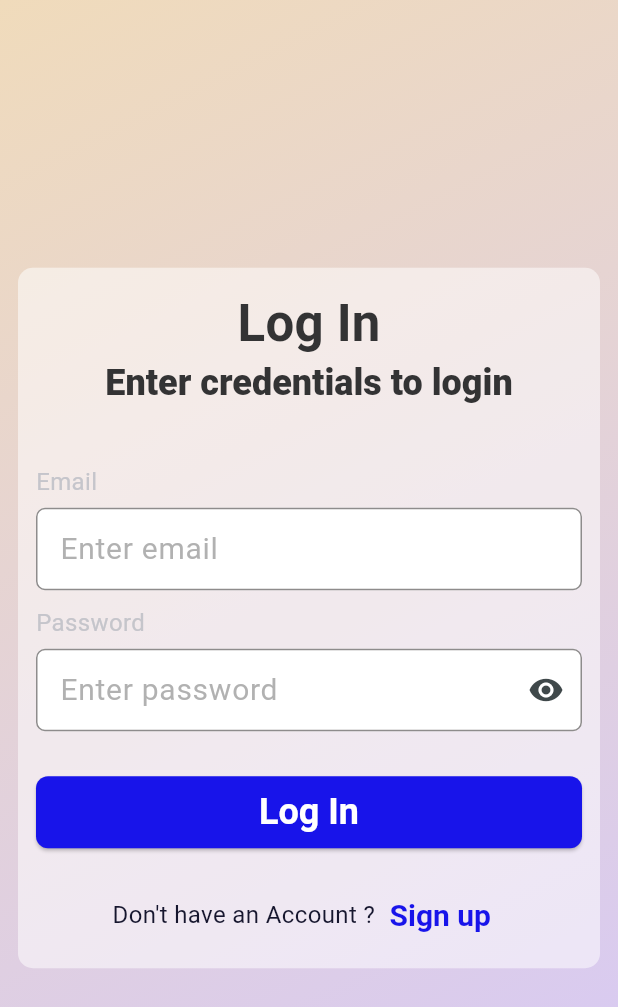
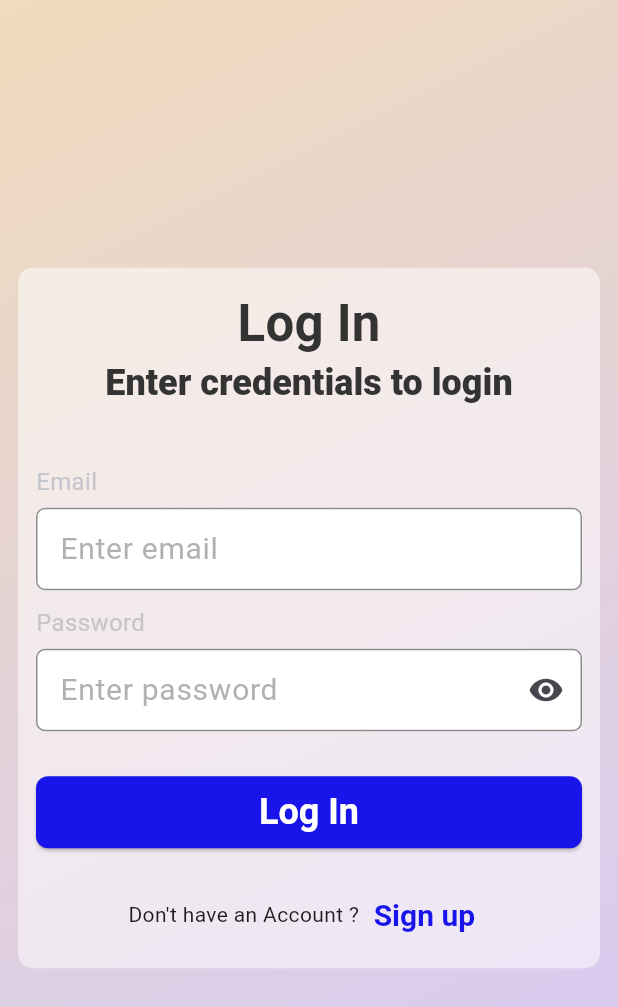
Before and after one commit to sachinram05/blog, a Flutter app: the screen it shows after launch, on a phone screen of 412 x 824 dp. Shown: the top 1007 px of the screen. Run offline on Flutter 3.47's test engine with Material 3 defaults, Android fonts, the phone set to English and light mode, and no system bars; our stand-ins replace flutter_riverpod, google_fonts, shared_preferences.

```diff
--- a/lib/custom_theme/custom_theme.dart
+++ b/lib/custom_theme/custom_theme.dart
@@ -1,17 +1,17 @@
 import 'package:google_fonts/google_fonts.dart';
 import 'package:flutter/material.dart';
 
-final colorScheme = ColorScheme.fromSeed(
-  onPrimary: const Color.fromARGB(255, 22, 22, 46),
-  onPrimaryContainer: const Color.fromARGB(255, 247, 247, 247),
-  brightness: Brightness.light,
-  seedColor: const Color.fromARGB(255, 247, 247, 247),
-  surface: const Color.fromARGB(255, 247, 247, 247),
-);
+// final colorScheme = ColorScheme.fromSeed(
+//   onPrimary: const Color.fromARGB(255, 22, 22, 46),
+//   onPrimaryContainer: const Color.fromARGB(255, 247, 247, 247),
+//   brightness: Brightness.light,
+//   seedColor: const Color.fromARGB(255, 247, 247, 247),
+//   // surface: const Color.fromARGB(255, 247, 247, 247),
+// );
 
 final theme = ThemeData().copyWith(
-    scaffoldBackgroundColor:Colors.transparent,
-    colorScheme: colorScheme,
+    // scaffoldBackgroundColor:Colors.transparent,
+    // colorScheme: colorScheme,
     drawerTheme: const DrawerThemeData(backgroundColor: Colors.white),
     listTileTheme: const ListTileThemeData(
       tileColor: Color.fromARGB(255, 247, 247, 247),
@@ -86,12 +86,12 @@ final theme = ThemeData().copyWith(
         // color: Colors.white.withOpacity(0.0),
         margin: const EdgeInsets.symmetric(horizontal: 8, vertical: 0)),
     textTheme: GoogleFonts.ubuntuCondensedTextTheme().copyWith(
-      headlineLarge: GoogleFonts.lobster(
-          fontWeight: FontWeight.bold, color: colorScheme.primaryContainer),
+      // headlineLarge: GoogleFonts.lobster(
+      //     fontWeight: FontWeight.bold, color: colorScheme.primaryContainer),
       displaySmall: GoogleFonts.ubuntuCondensed(
           fontSize: 18, color: const Color.fromARGB(255, 51, 51, 52)),
-      displayLarge: GoogleFonts.lobster(
-          fontWeight: FontWeight.bold, color: colorScheme.onPrimaryContainer),
+      // displayLarge: GoogleFonts.lobster(
+      //     fontWeight: FontWeight.bold, color: colorScheme.onPrimaryContainer),
       displayMedium: GoogleFonts.ubuntuCondensed(
           fontSize: 24, fontWeight: FontWeight.w800, color: const Color.fromARGB(255, 51, 51, 52)),
       headlineMedium:
@@ -104,14 +104,14 @@ final theme = ThemeData().copyWith(
           fontSize: 16, color: const Color.fromARGB(255, 51, 51, 52)),
       // labelSmall: GoogleFonts.ubuntuCondensed(fontWeight: FontWeight.bold, color: Colors.white),
 
-      bodyMedium: GoogleFonts.ubuntuCondensed(
-          fontSize: 16, color: colorScheme.onPrimary),
+      // bodyMedium: GoogleFonts.ubuntuCondensed(
+      //     fontSize: 16, color: colorScheme.onPrimary),
       bodyLarge: GoogleFonts.ubuntuCondensed(
           fontSize: 24, fontWeight: FontWeight.w600, color: const Color.fromARGB(255, 51, 51, 52)),
-      titleSmall: GoogleFonts.ubuntuCondensed(
-          fontWeight: FontWeight.w600,
-          fontSize: 30,
-          color: colorScheme.onPrimary),
+      // titleSmall: GoogleFonts.ubuntuCondensed(
+      //     fontWeight: FontWeight.w600,
+      //     fontSize: 30,
+      //     color: colorScheme.onPrimary),
       titleMedium: GoogleFonts.ubuntuCondensed(
           fontWeight: FontWeight.bold,
           fontSize: 34,
--- a/lib/custom_theme/gradient_color.dart
+++ /dev/null
@@ -1,22 +0,0 @@
-import 'package:flutter/material.dart';
-
-
-class GradientColor extends StatelessWidget {
-  final Widget child;
-
-  const GradientColor({required this.child, super.key});
-
-  @override
-  Widget build(BuildContext context) {
-    return Container(
-      decoration:const BoxDecoration(
-        gradient: LinearGradient(
-          colors: [ Color.fromARGB(255,240, 219, 187), Color.fromARGB(255,213,200,249)],
-          begin: Alignment.topLeft,
-          end: Alignment.bottomRight,
-        ),
-      ),
-      child: child,
-    );
-  }
-}
--- /dev/null
+++ b/lib/custom_widgets/custom_gradient.dart
@@ -0,0 +1,28 @@
+import 'package:flutter/material.dart';
+
+class CustomGradientScaffold extends StatelessWidget {
+  const CustomGradientScaffold(
+      {super.key, required this.body, this.bottomNavigationBar});
+  final Widget body;
+  final BottomNavigationBar? bottomNavigationBar;
+
+  @override
+  Widget build(BuildContext context) {
+    return Scaffold(
+      body: Container(
+        decoration: const BoxDecoration(
+          gradient: LinearGradient(
+            colors: [
+              Color.fromARGB(255, 240, 219, 187),
+              Color.fromARGB(255, 213, 200, 249)
+            ],
+            begin: Alignment.topLeft,
+            end: Alignment.bottomRight,
+          ),
+        ),
+        child: body,
+      ),
+      bottomNavigationBar: bottomNavigationBar,
+    );
+  }
+}
--- a/lib/main.dart
+++ b/lib/main.dart
@@ -1,4 +1,3 @@
-import 'package:blog/custom_theme/gradient_color.dart';
 import 'package:blog/views/splash.dart';
 import 'package:flutter/material.dart';
 import 'package:flutter_riverpod/flutter_riverpod.dart';
@@ -13,10 +12,7 @@ class MyApp extends StatelessWidget {
   @override
   Widget build(BuildContext context) {
     return MaterialApp(
-        title: 'Flutter Demo',
-        builder: (context, child) {
-        return GradientColor(child: child!);
-      },
+        title: 'Blog',
          theme: theme,
           home: const Splash());
   }
--- a/lib/views/auth.dart
+++ b/lib/views/auth.dart
@@ -1,6 +1,7 @@
 import 'dart:math';
 
 import 'package:blog/custom_widgets/custom_card.dart';
+import 'package:blog/custom_widgets/custom_gradient.dart';
 import 'package:blog/custom_widgets/custom_input.dart';
 import 'package:blog/models/user_model.dart';
 import 'package:blog/views/home.dart';
@@ -73,7 +74,7 @@ class _AuthState extends ConsumerState<Auth> {
 
   @override
   Widget build(BuildContext context) {
-    return Scaffold(
+    return CustomGradientScaffold(
         body: SafeArea(
       child: Container(
           width: double.infinity,
--- a/lib/views/home.dart
+++ b/lib/views/home.dart
@@ -1,3 +1,4 @@
+import 'package:blog/custom_widgets/custom_gradient.dart';
 import 'package:blog/views/add_edit_blog.dart';
 import 'package:blog/views/blogs.dart';
 import 'package:blog/views/profile.dart';
@@ -21,7 +22,7 @@ class _HomeState extends State<Home> {
 
   @override
   Widget build(BuildContext context) {
-    return Scaffold(
+    return CustomGradientScaffold(
       body: SafeArea(
         child: Container(
             padding: const EdgeInsets.only(top: 16),
--- a/lib/views/splash.dart
+++ b/lib/views/splash.dart
@@ -1,4 +1,5 @@
 import 'dart:async';
+import 'package:blog/custom_widgets/custom_gradient.dart';
 import 'package:blog/views/auth.dart';
 import 'package:blog/views/home.dart';
 import 'package:flutter/material.dart';
@@ -31,7 +32,7 @@ class _SplashState extends State<Splash> {
 
   @override
   Widget build(BuildContext context) {
-    return Scaffold(
+    return CustomGradientScaffold(
       body: SizedBox(
         width: double.infinity,
         height: double.infinity,
```
Also changed, not shown: lib/views/add_edit_blog.dart (+8 -4 lines).
